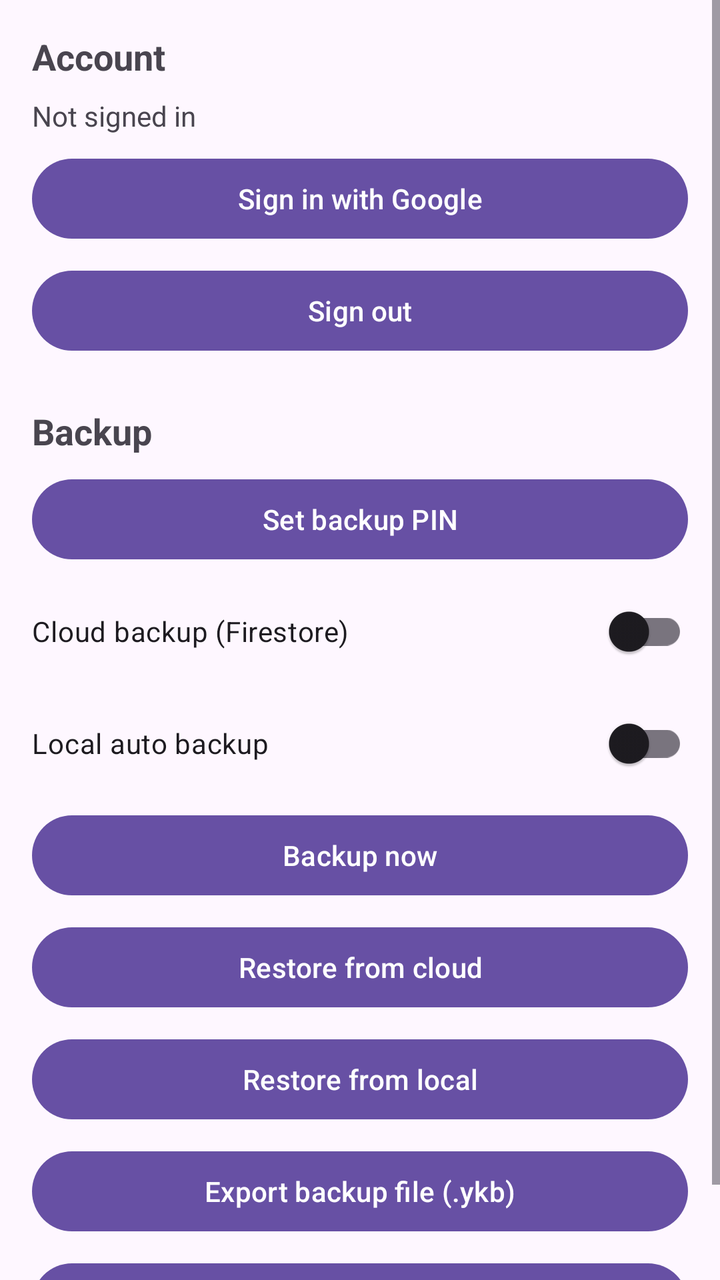
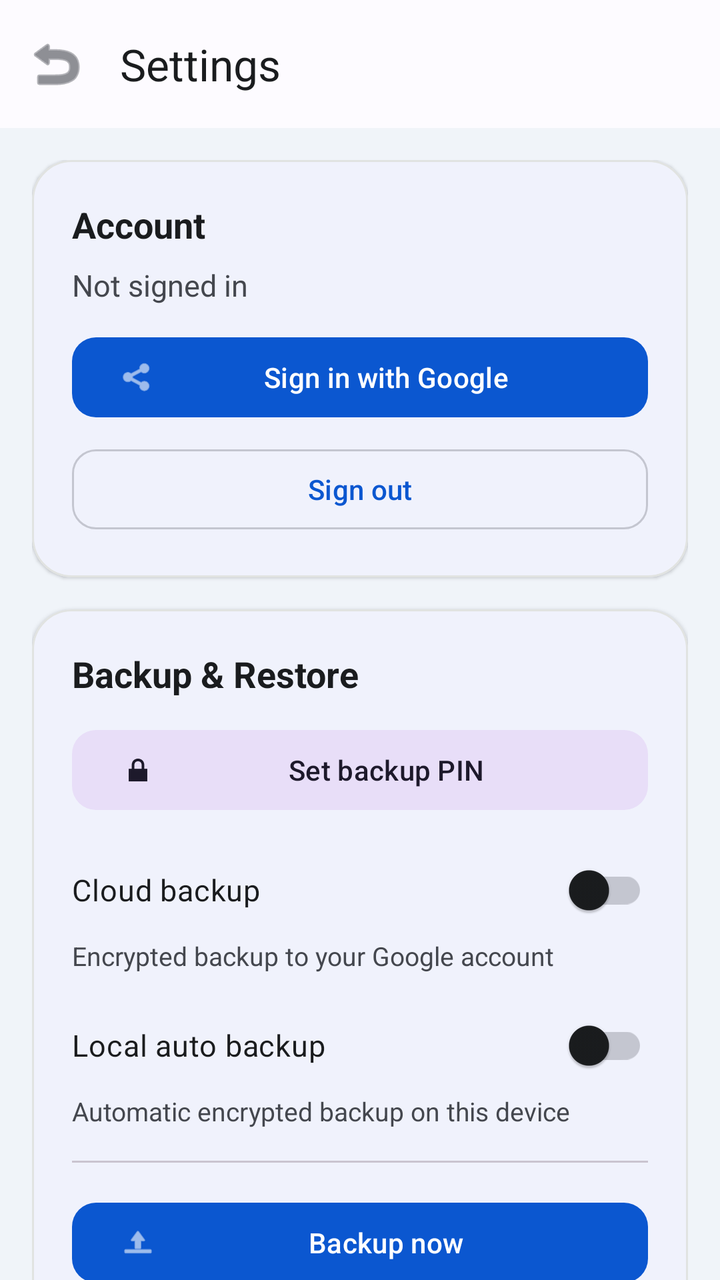

Compare the two renders of this Android layout. The source of the first and the diff that turns it into the second are given below.
<!-- AndroidManifest.xml: application theme Theme.YKBrowser -->
<!-- res/layout/activity_settings.xml -->
<?xml version="1.0" encoding="utf-8"?>
<ScrollView xmlns:android="http://schemas.android.com/apk/res/android"
    android:layout_width="match_parent"
    android:layout_height="match_parent">

    <LinearLayout
        android:layout_width="match_parent"
        android:layout_height="wrap_content"
        android:orientation="vertical"
        android:padding="16dp">

        <TextView
            android:layout_width="match_parent"
            android:layout_height="wrap_content"
            android:text="Account"
            android:textStyle="bold"
            android:textSize="18sp" />

        <TextView
            android:id="@+id/tvAccount"
            android:layout_width="match_parent"
            android:layout_height="wrap_content"
            android:layout_marginTop="8dp"
            android:text="Not signed in" />

        <Button
            android:id="@+id/btnSignIn"
            android:layout_width="match_parent"
            android:layout_height="wrap_content"
            android:layout_marginTop="8dp"
            android:text="Sign in with Google" />

        <Button
            android:id="@+id/btnSignOut"
            android:layout_width="match_parent"
            android:layout_height="wrap_content"
            android:layout_marginTop="8dp"
            android:text="Sign out" />

        <TextView
            android:layout_width="match_parent"
            android:layout_height="wrap_content"
            android:layout_marginTop="24dp"
            android:text="Backup"
            android:textStyle="bold"
            android:textSize="18sp" />

        <Button
            android:id="@+id/btnSetPin"
            android:layout_width="match_parent"
            android:layout_height="wrap_content"
            android:layout_marginTop="8dp"
            android:text="Set backup PIN" />

        <com.google.android.material.switchmaterial.SwitchMaterial
            android:id="@+id/switchCloud"
            android:layout_width="match_parent"
            android:layout_height="wrap_content"
            android:layout_marginTop="8dp"
            android:text="Cloud backup (Firestore)" />

        <com.google.android.material.switchmaterial.SwitchMaterial
            android:id="@+id/switchLocal"
            android:layout_width="match_parent"
            android:layout_height="wrap_content"
            android:layout_marginTop="8dp"
            android:text="Local auto backup" />

        <Button
            android:id="@+id/btnBackupNow"
            android:layout_width="match_parent"
            android:layout_height="wrap_content"
            android:layout_marginTop="8dp"
            android:text="Backup now" />

        <Button
            android:id="@+id/btnRestoreCloud"
            android:layout_width="match_parent"
            android:layout_height="wrap_content"
            android:layout_marginTop="8dp"
            android:text="Restore from cloud" />

        <Button
            android:id="@+id/btnRestoreLocal"
            android:layout_width="match_parent"
            android:layout_height="wrap_content"
            android:layout_marginTop="8dp"
            android:text="Restore from local" />

        <Button
            android:id="@+id/btnExport"
            android:layout_width="match_parent"
            android:layout_height="wrap_content"
            android:layout_marginTop="8dp"
            android:text="Export backup file (.ykb)" />

        <Button
            android:id="@+id/btnImport"
            android:layout_width="match_parent"
            android:layout_height="wrap_content"
            android:layout_marginTop="8dp"
            android:text="Import backup file (.ykb)" />

    </LinearLayout>
</ScrollView>
<!-- resources referenced by this layout -->
<resources>
  <style name="Theme.YKBrowser" parent="Theme.Material3.DayNight.NoActionBar">
      </style>
</resources>

<!-- the commit's change to res/layout/activity_settings.xml (unified diff, before → after) -->
@@ -1,105 +1,257 @@
 <?xml version="1.0" encoding="utf-8"?>
-<ScrollView xmlns:android="http://schemas.android.com/apk/res/android"
+<androidx.coordinatorlayout.widget.CoordinatorLayout xmlns:android="http://schemas.android.com/apk/res/android"
+    xmlns:app="http://schemas.android.com/apk/res-auto"
     android:layout_width="match_parent"
-    android:layout_height="match_parent">
-
-    <LinearLayout
+    android:layout_height="match_parent"
+    android:background="@color/yk_surface_container">
+
+    <com.google.android.material.appbar.AppBarLayout
         android:layout_width="match_parent"
         android:layout_height="wrap_content"
-        android:orientation="vertical"
-        android:padding="16dp">
-
-        <TextView
+        android:background="@color/yk_surface">
+
+        <com.google.android.material.appbar.MaterialToolbar
+            android:id="@+id/toolbar"
+            android:layout_width="match_parent"
+            android:layout_height="?attr/actionBarSize"
+            app:title="Settings"
+            app:titleTextColor="@color/yk_on_surface"
+            app:navigationIcon="@android:drawable/ic_menu_revert"
+            app:navigationIconTint="@color/yk_on_surface_variant" />
+
+    </com.google.android.material.appbar.AppBarLayout>
+
+    <androidx.core.widget.NestedScrollView
+        android:layout_width="match_parent"
+        android:layout_height="match_parent"
+        app:layout_behavior="@string/appbar_scrolling_view_behavior">
+
+        <LinearLayout
             android:layout_width="match_parent"
             android:layout_height="wrap_content"
-            android:text="Account"
-            android:textStyle="bold"
-            android:textSize="18sp" />
-
-        <TextView
-            android:id="@+id/tvAccount"
-            android:layout_width="match_parent"
-            android:layout_height="wrap_content"
-            android:layout_marginTop="8dp"
-            android:text="Not signed in" />
-
-        <Button
-            android:id="@+id/btnSignIn"
-            android:layout_width="match_parent"
-            android:layout_height="wrap_content"
-            android:layout_marginTop="8dp"
-            android:text="Sign in with Google" />
-
-        <Button
-            android:id="@+id/btnSignOut"
-            android:layout_width="match_parent"
-            android:layout_height="wrap_content"
-            android:layout_marginTop="8dp"
-            android:text="Sign out" />
-
-        <TextView
-            android:layout_width="match_parent"
-            android:layout_height="wrap_content"
-            android:layout_marginTop="24dp"
-            android:text="Backup"
-            android:textStyle="bold"
-            android:textSize="18sp" />
-
-        <Button
-            android:id="@+id/btnSetPin"
-            android:layout_width="match_parent"
-            android:layout_height="wrap_content"
-            android:layout_marginTop="8dp"
-            android:text="Set backup PIN" />
-
-        <com.google.android.material.switchmaterial.SwitchMaterial
-            android:id="@+id/switchCloud"
-            android:layout_width="match_parent"
-            android:layout_height="wrap_content"
-            android:layout_marginTop="8dp"
-            android:text="Cloud backup (Firestore)" />
-
-        <com.google.android.material.switchmaterial.SwitchMaterial
-            android:id="@+id/switchLocal"
-            android:layout_width="match_parent"
-            android:layout_height="wrap_content"
-            android:layout_marginTop="8dp"
-            android:text="Local auto backup" />
-
-        <Button
-            android:id="@+id/btnBackupNow"
-            android:layout_width="match_parent"
-            android:layout_height="wrap_content"
-            android:layout_marginTop="8dp"
-            android:text="Backup now" />
-
-        <Button
-            android:id="@+id/btnRestoreCloud"
-            android:layout_width="match_parent"
-            android:layout_height="wrap_content"
-            android:layout_marginTop="8dp"
-            android:text="Restore from cloud" />
-
-        <Button
-            android:id="@+id/btnRestoreLocal"
-            android:layout_width="match_parent"
-            android:layout_height="wrap_content"
-            android:layout_marginTop="8dp"
-            android:text="Restore from local" />
-
-        <Button
-            android:id="@+id/btnExport"
-            android:layout_width="match_parent"
-            android:layout_height="wrap_content"
-            android:layout_marginTop="8dp"
-            android:text="Export backup file (.ykb)" />
-
-        <Button
-            android:id="@+id/btnImport"
-            android:layout_width="match_parent"
-            android:layout_height="wrap_content"
-            android:layout_marginTop="8dp"
-            android:text="Import backup file (.ykb)" />
-
-    </LinearLayout>
-</ScrollView>
+            android:orientation="vertical"
+            android:padding="16dp">
+
+            
+            <com.google.android.material.card.MaterialCardView
+                android:layout_width="match_parent"
+                android:layout_height="wrap_content"
+                app:cardCornerRadius="20dp"
+                app:cardElevation="1dp"
+                app:strokeColor="@color/yk_outline_variant"
+                app:strokeWidth="1dp">
+
+                <LinearLayout
+                    android:layout_width="match_parent"
+                    android:layout_height="wrap_content"
+                    android:orientation="vertical"
+                    android:padding="20dp">
+
+                    <TextView
+                        android:layout_width="match_parent"
+                        android:layout_height="wrap_content"
+                        android:text="Account"
+                        android:textSize="18sp"
+                        android:textStyle="bold"
+                        android:textColor="@color/yk_on_surface" />
+
+                    <TextView
+                        android:id="@+id/tvAccount"
+                        android:layout_width="match_parent"
+                        android:layout_height="wrap_content"
+                        android:layout_marginTop="8dp"
+                        android:text="Not signed in"
+                        android:textSize="15sp"
+                        android:textColor="@color/yk_on_surface_variant" />
+
+                    <com.google.android.material.button.MaterialButton
+                        android:id="@+id/btnSignIn"
+                        android:layout_width="match_parent"
+                        android:layout_height="wrap_content"
+                        android:layout_marginTop="12dp"
+                        android:text="Sign in with Google"
+                        android:textAllCaps="false"
+                        app:icon="@android:drawable/ic_menu_share"
+                        app:cornerRadius="12dp" />
+
+                    <com.google.android.material.button.MaterialButton
+                        android:id="@+id/btnSignOut"
+                        style="@style/Widget.Material3.Button.OutlinedButton"
+                        android:layout_width="match_parent"
+                        android:layout_height="wrap_content"
+                        android:layout_marginTop="8dp"
+                        android:text="Sign out"
+                        android:textAllCaps="false"
+                        app:cornerRadius="12dp" />
+
+                </LinearLayout>
+            </com.google.android.material.card.MaterialCardView>
+
+            
+            <com.google.android.material.card.MaterialCardView
+                android:layout_width="match_parent"
+                android:layout_height="wrap_content"
+                android:layout_marginTop="16dp"
+                app:cardCornerRadius="20dp"
+                app:cardElevation="1dp"
+                app:strokeColor="@color/yk_outline_variant"
+                app:strokeWidth="1dp">
+
+                <LinearLayout
+                    android:layout_width="match_parent"
+                    android:layout_height="wrap_content"
+                    android:orientation="vertical"
+                    android:padding="20dp">
+
+                    <TextView
+                        android:layout_width="match_parent"
+                        android:layout_height="wrap_content"
+                        android:text="Backup &amp; Restore"
+                        android:textSize="18sp"
+                        android:textStyle="bold"
+                        android:textColor="@color/yk_on_surface" />
+
+                    <com.google.android.material.button.MaterialButton
+                        android:id="@+id/btnSetPin"
+                        style="@style/Widget.Material3.Button.TonalButton"
+                        android:layout_width="match_parent"
+                        android:layout_height="wrap_content"
+                        android:layout_marginTop="12dp"
+                        android:text="Set backup PIN"
+                        android:textAllCaps="false"
+                        app:icon="@android:drawable/ic_lock_lock"
+                        app:cornerRadius="12dp" />
+
+                    <com.google.android.material.switchmaterial.SwitchMaterial
+                        android:id="@+id/switchCloud"
+                        android:layout_width="match_parent"
+                        android:layout_height="wrap_content"
+                        android:layout_marginTop="12dp"
+                        android:text="Cloud backup"
+                        android:textColor="@color/yk_on_surface"
+                        android:textSize="15sp" />
+
+                    <TextView
+                        android:layout_width="match_parent"
+                        android:layout_height="wrap_content"
+                        android:text="Encrypted backup to your Google account"
+                        android:textSize="13sp"
+                        android:textColor="@color/yk_on_surface_variant" />
+
+                    <com.google.android.material.switchmaterial.SwitchMaterial
+                        android:id="@+id/switchLocal"
+                        android:layout_width="match_parent"
+                        android:layout_height="wrap_content"
+                        android:layout_marginTop="12dp"
+                        android:text="Local auto backup"
+                        android:textColor="@color/yk_on_surface"
+                        android:textSize="15sp" />
+
+                    <TextView
+                        android:layout_width="match_parent"
+                        android:layout_height="wrap_content"
+                        android:text="Automatic encrypted backup on this device"
+                        android:textSize="13sp"
+                        android:textColor="@color/yk_on_surface_variant" />
+
+                    <com.google.android.material.divider.MaterialDivider
+                        android:layout_width="match_parent"
+                        android:layout_height="wrap_content"
+                        android:layout_marginTop="16dp"
+                        android:layout_marginBottom="8dp" />
+
+                    <com.google.android.material.button.MaterialButton
+                        android:id="@+id/btnBackupNow"
+                        android:layout_width="match_parent"
+                        android:layout_height="wrap_content"
+                        android:layout_marginTop="8dp"
+                        android:text="Backup now"
+                        android:textAllCaps="false"
+                        app:icon="@android:drawable/ic_menu_upload"
+                        app:cornerRadius="12dp" />
+
+                    <LinearLayout
+                        android:layout_width="match_parent"
+                        android:layout_height="wrap_content"
+                        android:layout_marginTop="8dp"
+                        android:orientation="horizontal">
+
+                        <com.google.android.material.button.MaterialButton
+                            android:id="@+id/btnRestoreCloud"
+                            style="@style/Widget.Material3.Button.OutlinedButton"
+                            android:layout_width="0dp"
+                            android:layout_height="wrap_content"
+                            android:layout_weight="1"
+                            android:text="Cloud"
+                            android:textAllCaps="false"
+                            app:cornerRadius="12dp" />
+
+                        <com.google.android.material.button.MaterialButton
+                            android:id="@+id/btnRestoreLocal"
+                            style="@style/Widget.Material3.Button.OutlinedButton"
+                            android:layout_width="0dp"
+                            android:layout_height="wrap_content"
+                            android:layout_weight="1"
+                            android:layout_marginStart="8dp"
+                            android:text="Local"
+                            android:textAllCaps="false"
+                            app:cornerRadius="12dp" />
+
+                    </LinearLayout>
+
+                    <TextView
+                        android:layout_width="match_parent"
+                        android:layout_height="wrap_content"
+                        android:layout_marginTop="16dp"
+                        android:text="Backup file (.ykb)"
+                        android:textSize="15sp"
+                        android:textStyle="bold"
+                        android:textColor="@color/yk_on_surface" />
+
+                    <LinearLayout
+                        android:layout_width="match_parent"
+                        android:layout_height="wrap_content"
+                        android:layout_marginTop="8dp"
+                        android:orientation="horizontal">
+
+                        <com.google.android.material.button.MaterialButton
+                            android:id="@+id/btnExport"
+                            style="@style/Widget.Material3.Button.TonalButton"
+                            android:layout_width="0dp"
+                            android:layout_height="wrap_content"
+                            android:layout_weight="1"
+                            android:text="Export"
+                            android:textAllCaps="false"
+                            app:icon="@android:drawable/ic_menu_save"
+                            app:cornerRadius="12dp" />
+
+                        <com.google.android.material.button.MaterialButton
+                            android:id="@+id/btnImport"
+                            style="@style/Widget.Material3.Button.TonalButton"
+                            android:layout_width="0dp"
+                            android:layout_height="wrap_content"
+                            android:layout_weight="1"
+                            android:layout_marginStart="8dp"
+                            android:text="Import"
+                            android:textAllCaps="false"
+                            app:icon="@android:drawable/ic_menu_agenda"
+                            app:cornerRadius="12dp" />
+
+                    </LinearLayout>
+
+                </LinearLayout>
+            </com.google.android.material.card.MaterialCardView>
+
+            <TextView
+                android:layout_width="match_parent"
+                android:layout_height="wrap_content"
+                android:layout_marginTop="20dp"
+                android:gravity="center"
+                android:text="YKBrowser v1.0"
+                android:textSize="13sp"
+                android:textColor="@color/yk_on_surface_variant" />
+
+        </LinearLayout>
+    </androidx.core.widget.NestedScrollView>
+
+</androidx.coordinatorlayout.widget.CoordinatorLayout>
<!-- resource entries referenced after the edit -->
@@ -1,6 +1,32 @@
 <!-- resources referenced by this layout -->
 <resources>
+  <color name="yk_on_surface">#1A1C1E</color>
+  <color name="yk_on_surface_variant">#44474E</color>
+  <color name="yk_outline_variant">#E1E3E1</color>
+  <color name="yk_surface">#FDFBFF</color>
+  <color name="yk_surface_container">#F0F4F9</color>
   <style name="Theme.YKBrowser" parent="Theme.Material3.DayNight.NoActionBar">
+          <item name="colorPrimary">@color/yk_primary</item>
+          <item name="colorPrimaryDark">@color/yk_primary_dark</item>
+          <item name="colorOnPrimary">@color/yk_on_primary</item>
+          <item name="colorPrimaryContainer">@color/yk_primary_container</item>
+          <item name="colorSecondary">@color/yk_secondary</item>
+          <item name="colorSurface">@color/yk_surface</item>
+          <item name="colorSurfaceVariant">@color/yk_surface_variant</item>
+          <item name="colorOnSurface">@color/yk_on_surface</item>
+          <item name="colorOnSurfaceVariant">@color/yk_on_surface_variant</item>
+          <item name="colorOutline">@color/yk_outline</item>
+          <item name="colorError">@color/yk_error</item>
+          <item name="android:statusBarColor">@color/yk_surface</item>
+          <item name="android:windowLightStatusBar">true</item>
       </style>
+  <color name="yk_primary">#0B57D0</color>
+  <color name="yk_primary_dark">#0842A0</color>
+  <color name="yk_on_primary">#FFFFFF</color>
+  <color name="yk_primary_container">#D3E3FD</color>
+  <color name="yk_secondary">#4A5B71</color>
+  <color name="yk_surface_variant">#E1E3E1</color>
+  <color name="yk_outline">#C4C6D0</color>
+  <color name="yk_error">#BA1A1A</color>
 </resources>
 
